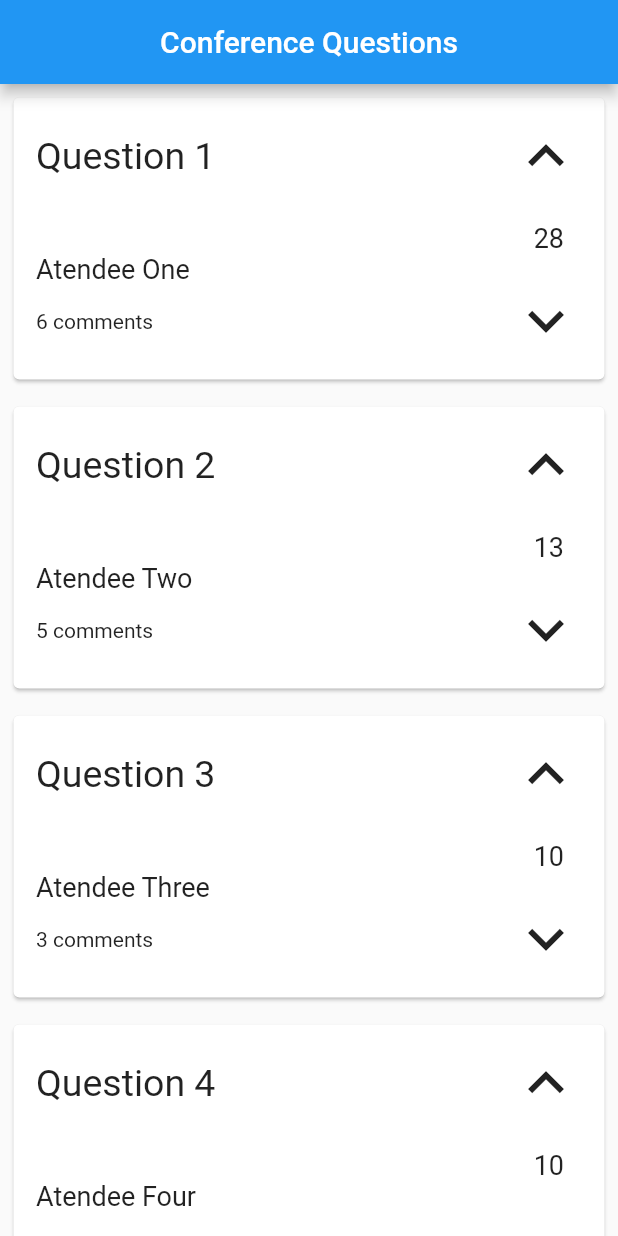
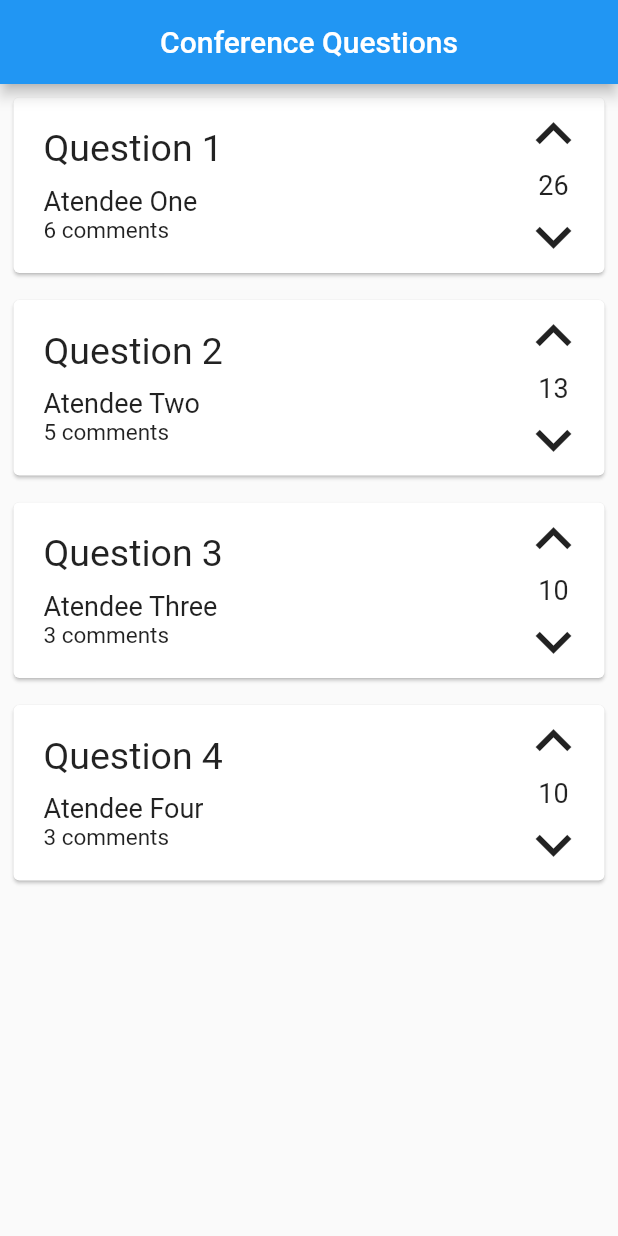
Before and after one commit to FEUP-ESOF-2020-21/open-cx-t1g1-ploggers, a Flutter app: the screen it shows after launch, on a phone screen of 412 x 824 dp. Run offline on Flutter 3.47's test engine with Material 2 defaults, Android fonts, the light colour scheme and no system bars.

Commit message:
Reorganized display

```diff
--- a/src/asquestions/lib/main.dart
+++ b/src/asquestions/lib/main.dart
@@ -35,7 +35,7 @@ class MyApp extends StatelessWidget {
 class MyHomePage extends StatelessWidget {
   //To move to model
   final List<Question> questionList = [
-    Question("Question 1", "Atendee One", 28, 6),
+    Question("Question 1", "Atendee One", 26, 6),
     Question("Question 2", "Atendee Two", 13, 5),
     Question("Question 3", "Atendee Three", 10, 3),
     Question("Question 4", "Atendee Four", 10, 3),
@@ -57,71 +57,56 @@ class MyHomePage extends StatelessWidget {
 
   Widget buildQuestionCard(BuildContext context, int index) {
     final question = questionList[index];
+
     return Container(
-      child: Padding(
       padding: const EdgeInsets.all(5.0),
       child: Card(
-          child: Padding(
-            padding: const EdgeInsets.symmetric(vertical: 15.0, horizontal: 15.0),
+        child: Row(
+          mainAxisAlignment: MainAxisAlignment.spaceBetween,
+          children: <Widget>[
+            Padding(
+              padding: EdgeInsets.only(left: 20),
+              child: Column(
+                crossAxisAlignment: CrossAxisAlignment.start,
+                children: [
+                  Text(question.title, style: new TextStyle(fontSize: 25.0)),
+                  Container(
+                    height: 10,
+                  ),
+                  Text(question.author, style: new TextStyle(fontSize: 18.0)),
+                  Text(question.numComments.toString() + " comments",
+                      style: new TextStyle(fontSize: 15.0)),
+                ],
+              ),
+            ),
+            Padding(
+              padding: EdgeInsets.only(right: 10),
               child: Column(
                 children: <Widget>[
-                Padding(
-                  padding: const EdgeInsets.symmetric(vertical: 0.0),
-                  child: Row(
-                    children: <Widget>[
-                      Text(question.title, style: new TextStyle(fontSize: 25.0)),
-                      Spacer(),
                   Transform.scale(
                     scale: 2.0,
                     child: IconButton(
                         icon: Icon(Icons.keyboard_arrow_up_outlined),
-                        onPressed: (){question.votes++;}
+                        onPressed: () {
+                          question.votes++;
+                        }),
+                  ),
+                  Text(question.votes.toString(),
+                      style: new TextStyle(fontSize: 18.0)),
+                  Transform.scale(
+                    scale: 2.0,
+                    child: IconButton(
+                        icon: Icon(Icons.keyboard_arrow_down_outlined),
+                        onPressed: () {
+                          question.votes--;
+                        }),
+                  ),
+                ],
               ),
             ),
           ],
         ),
       ),
-
-                Padding(
-                  padding: const EdgeInsets.only(right: 12.0, top: 20.0), //Centered with padding -> need a better solution
-                  child: Row(
-                    children: <Widget>[
-                      Spacer(),
-                      Text(question.votes.toString(), style: new TextStyle(fontSize: 18.0)),
-                    ],
-                  ),
-                ),
-
-                Padding(
-                  padding: const EdgeInsets.only(bottom: 0.0),
-                  child: Row(
-                    children: <Widget>[
-                      Text(question.author, style: new TextStyle(fontSize: 18.0)),
-                      Spacer(),
-                    ],
-                  ),
-                ),
-
-
-                Row(
-                  children: <Widget>[
-                    Text(question.numComments.toString() + " comments"),
-                    Spacer(),
-                    Transform.scale(
-                      scale: 2.0,
-                      child: IconButton(
-                        icon: Icon(Icons.keyboard_arrow_down_outlined),
-                        onPressed: (){question.votes--;}
-                      ),
-                    ),
-                  ],
-                ),
-
-              ],
-            ),
-          ),
-        ),
-      ),
     );
   }
 }
```
Lines whose indentation alone changed are shown as unchanged.
